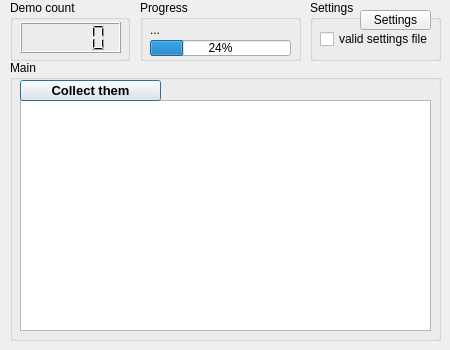
Above: gui/gui.ui from dusans/demo-collector before the change. Below: the same form after it.
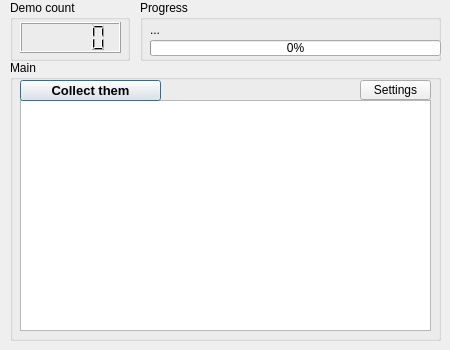
That is the form after the change. Icons and pictures are not drawn.

Patch:
```diff
--- a/gui/gui.ui
+++ b/gui/gui.ui
@@ -98,13 +98,26 @@
      <string>Collect them</string>
     </property>
    </widget>
+   <widget class="QPushButton" name="settingsButton">
+    <property name="geometry">
+     <rect>
+      <x>350</x>
+      <y>20</y>
+      <width>71</width>
+      <height>20</height>
+     </rect>
+    </property>
+    <property name="text">
+     <string>Settings</string>
+    </property>
+   </widget>
   </widget>
   <widget class="QGroupBox" name="progressGroupBox">
    <property name="geometry">
     <rect>
      <x>140</x>
      <y>0</y>
-     <width>161</width>
+     <width>301</width>
      <height>61</height>
     </rect>
    </property>
@@ -116,12 +129,12 @@
      <rect>
       <x>10</x>
       <y>40</y>
-      <width>141</width>
+      <width>291</width>
       <height>16</height>
      </rect>
     </property>
     <property name="value">
-     <number>24</number>
+     <number>0</number>
     </property>
    </widget>
    <widget class="QLabel" name="currentGameLabel">
@@ -138,51 +151,6 @@
     </property>
    </widget>
   </widget>
-  <widget class="QGroupBox" name="settingsGroupBox">
-   <property name="geometry">
-    <rect>
-     <x>310</x>
-     <y>0</y>
-     <width>131</width>
-     <height>61</height>
-    </rect>
-   </property>
-   <property name="title">
-    <string>Settings</string>
-   </property>
-   <widget class="QPushButton" name="settingsButton">
-    <property name="geometry">
-     <rect>
-      <x>50</x>
-      <y>10</y>
-      <width>71</width>
-      <height>20</height>
-     </rect>
-    </property>
-    <property name="text">
-     <string>Settings</string>
-    </property>
-   </widget>
-   <widget class="QCheckBox" name="checkBox_2">
-    <property name="enabled">
-     <bool>true</bool>
-    </property>
-    <property name="geometry">
-     <rect>
-      <x>10</x>
-      <y>30</y>
-      <width>111</width>
-      <height>18</height>
-     </rect>
-    </property>
-    <property name="text">
-     <string>valid settings file</string>
-    </property>
-    <property name="checkable">
-     <bool>false</bool>
-    </property>
-   </widget>
-  </widget>
  </widget>
  <resources>
   <include location="recorceFile.qrc"/>
```
Left out of the diff: 4 changed lines with no effect on the pictures.
